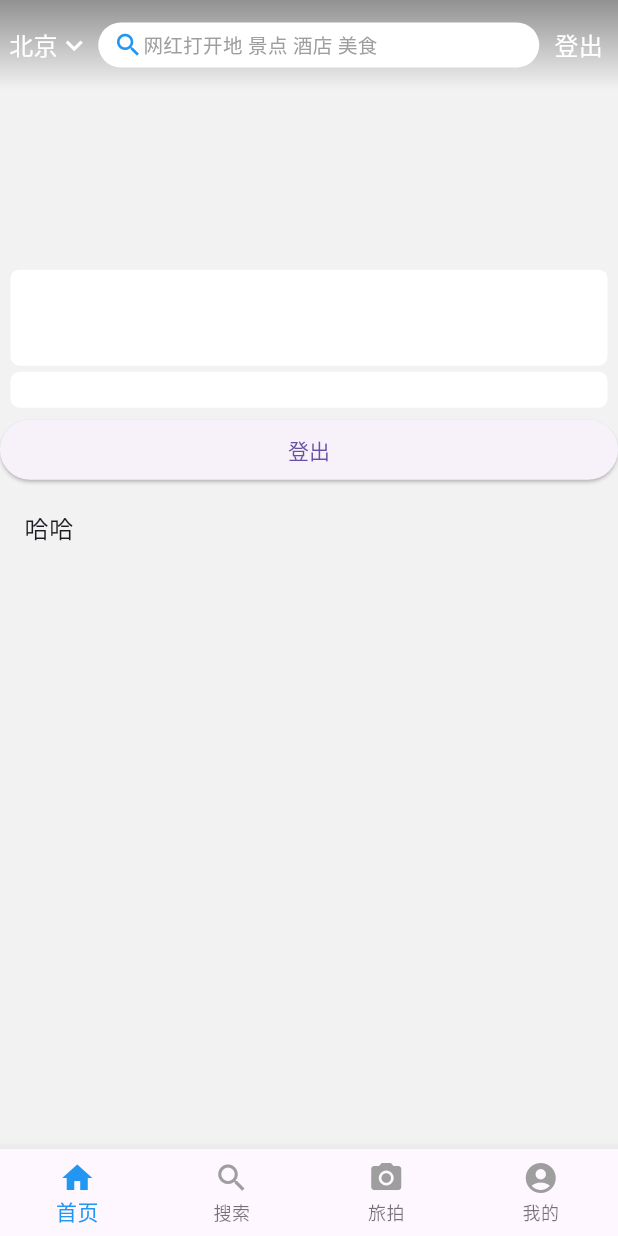
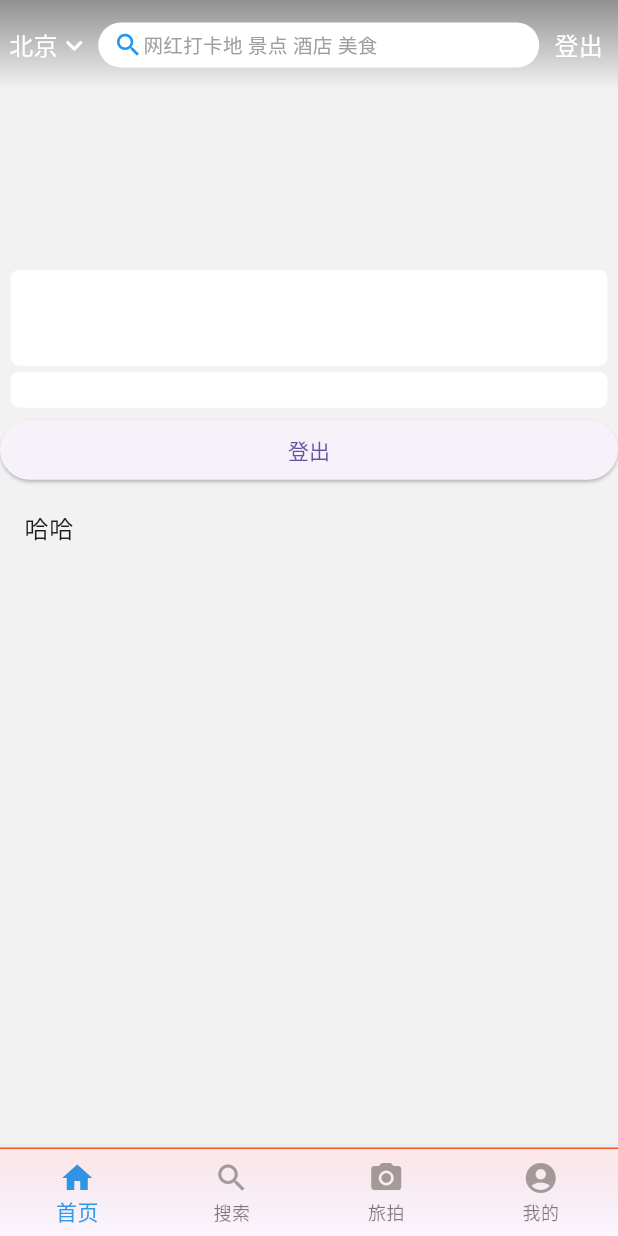
Before and after one commit to Jeffery336699/trip_flutter, a Flutter app: the screen it shows after launch, on a phone screen of 412 x 824 dp. Run offline on Flutter 3.47's test engine with Material 3 defaults, Android fonts, the phone set to English and light mode, and no system bars; drawn by our look-alikes of carousel_slider; our stand-ins replace transparent_image, webview_flutter; missing offline and left inert: flutter_hi_cache, underline_indicator.

Commit message:
搜索模块study

```diff
--- a/lib/navigator/tab_navigator.dart
+++ b/lib/navigator/tab_navigator.dart
@@ -3,6 +3,7 @@ import 'package:trip_flutter/pages/home_page.dart';
 import 'package:trip_flutter/pages/my_page.dart';
 import 'package:trip_flutter/pages/search_page.dart';
 import 'package:trip_flutter/pages/travel_page.dart';
+import 'package:trip_flutter/util/view_util.dart';
 
 import '../util/navigator_util.dart';
 
@@ -36,7 +37,10 @@ class _TabNavigatorState extends State<TabNavigator> {
           MyPge()
         ],
       ),
-      bottomNavigationBar: BottomNavigationBar(
+      bottomNavigationBar: shadowWarp(
+          child: Opacity(
+            opacity: 0.9,
+            child: BottomNavigationBar(
               //fixedColor设置底部文字的颜色
               fixedColor: Colors.blue,
               currentIndex: _currentIndex,
@@ -54,6 +58,9 @@ class _TabNavigatorState extends State<TabNavigator> {
                 _bottomItem('我的', Icons.account_circle, 3),
               ],
             ),
+          ),
+          padding: const EdgeInsets.only(top: 1),
+          startColor: Colors.deepOrange),
     );
   }
 
--- a/lib/pages/home_page.dart
+++ b/lib/pages/home_page.dart
@@ -14,7 +14,7 @@ import '../widget/local_nav_widget.dart';
 import '../widget/sales_box_widget.dart';
 import '../widget/sub_nav_widget.dart';
 
-const searchBarDefaultText = '网红打开地 景点 酒店 美食';
+const searchBarDefaultText = '网红打卡地 景点 酒店 美食';
 
 class HomePage extends StatefulWidget {
   static Config? configModel;
@@ -52,8 +52,8 @@ class _HomePageState extends State<HomePage>
           padding: EdgeInsets.only(top: top),
           height: 60 + top,
           decoration: BoxDecoration(
-              color:
-                  Color.fromARGB((appBarAlpha * 255).toInt(), 255, 255, 255)),
+              color: Color.fromARGB((appBarAlpha * 255).toInt(), 255, 255,
+                  255) /*Colors.pink.withOpacity(appBarAlpha)*/),
           child: SearchBarWidget(
             searchBarType: appBarAlpha > 0.2
                 ? SearchBarType.homeLight
--- a/lib/pages/search_page.dart
+++ b/lib/pages/search_page.dart
@@ -82,6 +82,8 @@ class _SearchPageState extends State<SearchPage> {
         setState(() {
           searchModel = result;
         });
+      } else {
+        print('不一致的情况: ${result.keyword} ,  $value');
       }
     } catch (e) {
       debugPrint(e.toString());
--- a/lib/util/view_util.dart
+++ b/lib/util/view_util.dart
@@ -5,14 +5,18 @@ SizedBox hiSpace({double height = 1, double width = 1}) {
   return SizedBox(height: height, width: width);
 }
 
-///添加阴影
-Widget shadowWarp({required Widget child, EdgeInsetsGeometry? padding}) {
+///添加阴影 todo 这是给添加进来的组件包裹一层阴影,只有再组件有透明度的时候才能有效果(即opacity<1)
+/// todo padding 其实说白了是对包裹进来的child的一个偏移,为了更好的凸显一点阴影效果,感觉作用不大
+Widget shadowWarp(
+    {required Widget child,
+    EdgeInsetsGeometry? padding,
+    Color startColor = const Color(0x66000000)}) {
   return Container(
     padding: padding,
-    decoration: const BoxDecoration(
+    decoration: BoxDecoration(
         gradient: LinearGradient(
             //AppBar渐变遮罩背景
-            colors: [Color(0x66000000), Colors.transparent],
+            colors: [startColor, Colors.transparent],
             begin: Alignment.topCenter,
             end: Alignment.bottomCenter)),
     child: child,
--- a/lib/widget/search_bar_widget.dart
+++ b/lib/widget/search_bar_widget.dart
@@ -176,7 +176,7 @@ class _SearchBarWidgetState extends State<SearchBarWidget> {
           //输入框的文本样式
           decoration: InputDecoration(
               contentPadding:
-                  const EdgeInsets.only(left: 5, bottom: 12, right: 5),
+                  const EdgeInsets.only(left: 5, bottom: 11, right: 5),
               border: InputBorder.none,
               hintText: widget.hint,
               hintStyle: const TextStyle(fontSize: 15)),
@@ -217,6 +217,8 @@ class _SearchBarWidgetState extends State<SearchBarWidget> {
         showClear = false;
       });
     }
+
+    ///给外部回调输入框的文本变化
     if (widget.onChanged != null) {
       widget.onChanged!(value);
     }
--- a/lib/widget/search_item_widget.dart
+++ b/lib/widget/search_item_widget.dart
@@ -117,7 +117,7 @@ class SearchItemWidget extends StatelessWidget {
     int preIndex = 0;
     for (int i = 0; i < arr.length; i++) {
       if (i != 0) {
-        //搜索关键字高亮忽略大小写
+        //搜索关键字高亮忽略大小写,todo 注意这里preIndex是由重新赋值的
         preIndex = wordL.indexOf(keywordL, preIndex);
         spans.add(TextSpan(
             text: word.substring(preIndex, preIndex + keyword.length),
```
Lines whose indentation alone changed are shown as unchanged.
